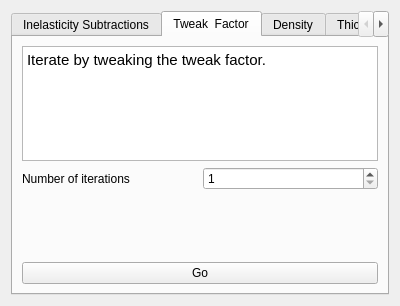
Old version of the form src/gui/widgets/ui_files/iterationDialog.ui in the repository disorderedmaterials/GudPy.
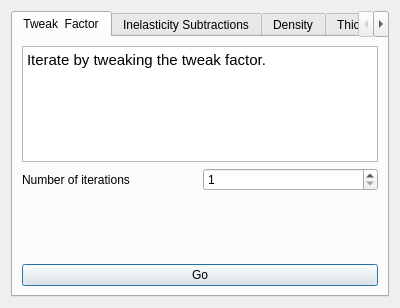
New version of the form. The open tabs and pages were chosen to show the change.

Commit message: fix: issues with font size.

Diff of the .ui file:
```diff
--- a/src/gui/widgets/ui_files/iterationDialog.ui
+++ b/src/gui/widgets/ui_files/iterationDialog.ui
@@ -7,7 +7,7 @@
     <x>0</x>
     <y>0</y>
     <width>400</width>
-    <height>306</height>
+    <height>308</height>
    </rect>
   </property>
   <property name="windowTitle">
@@ -19,6 +19,62 @@
      <property name="currentIndex">
       <number>0</number>
      </property>
+     <widget class="QWidget" name="tweakFactorTab">
+      <attribute name="title">
+       <string>Tweak  Factor</string>
+      </attribute>
+      <layout class="QVBoxLayout" name="verticalLayout_3">
+       <item>
+        <widget class="QTextBrowser" name="textBrowser_2">
+         <property name="html">
+          <string>&lt;!DOCTYPE HTML PUBLIC &quot;-//W3C//DTD HTML 4.0//EN&quot; &quot;http://www.w3.org/TR/REC-html40/strict.dtd&quot;&gt;
+&lt;html&gt;&lt;head&gt;&lt;meta name=&quot;qrichtext&quot; content=&quot;1&quot; /&gt;&lt;style type=&quot;text/css&quot;&gt;
+p, li { white-space: pre-wrap; }
+&lt;/style&gt;&lt;/head&gt;&lt;body style=&quot; font-family:'Ubuntu'; font-size:11pt; font-weight:400; font-style:normal;&quot;&gt;
+&lt;p style=&quot; margin-top:0px; margin-bottom:0px; margin-left:0px; margin-right:0px; -qt-block-indent:0; text-indent:0px;&quot;&gt;Iterate by tweaking the tweak factor.&lt;/p&gt;&lt;/body&gt;&lt;/html&gt;</string>
+         </property>
+        </widget>
+       </item>
+       <item>
+        <layout class="QHBoxLayout" name="horizontalLayout_2">
+         <item>
+          <widget class="QLabel" name="label_3">
+           <property name="text">
+            <string>Number of iterations</string>
+           </property>
+          </widget>
+         </item>
+         <item>
+          <widget class="QSpinBox" name="tweakFactorIterationsSpinBox">
+           <property name="minimum">
+            <number>1</number>
+           </property>
+          </widget>
+         </item>
+        </layout>
+       </item>
+       <item>
+        <spacer name="verticalSpacer_2">
+         <property name="orientation">
+          <enum>Qt::Vertical</enum>
+         </property>
+         <property name="sizeHint" stdset="0">
+          <size>
+           <width>20</width>
+           <height>142</height>
+          </size>
+         </property>
+        </spacer>
+       </item>
+       <item>
+        <widget class="QPushButton" name="iterateTweakFactorButton">
+         <property name="text">
+          <string>Go</string>
+         </property>
+        </widget>
+       </item>
+      </layout>
+     </widget>
      <widget class="QWidget" name="inelasticityTab">
       <attribute name="title">
        <string>Inelasticity Subtractions</string>
@@ -81,62 +137,6 @@
        </item>
       </layout>
      </widget>
-     <widget class="QWidget" name="tweakFactorTab">
-      <attribute name="title">
-       <string>Tweak  Factor</string>
-      </attribute>
-      <layout class="QVBoxLayout" name="verticalLayout_3">
-       <item>
-        <widget class="QTextBrowser" name="textBrowser_2">
-         <property name="html">
-          <string>&lt;!DOCTYPE HTML PUBLIC &quot;-//W3C//DTD HTML 4.0//EN&quot; &quot;http://www.w3.org/TR/REC-html40/strict.dtd&quot;&gt;
-&lt;html&gt;&lt;head&gt;&lt;meta name=&quot;qrichtext&quot; content=&quot;1&quot; /&gt;&lt;style type=&quot;text/css&quot;&gt;
-p, li { white-space: pre-wrap; }
-&lt;/style&gt;&lt;/head&gt;&lt;body style=&quot; font-family:'.AppleSystemUIFont'; font-size:13pt; font-weight:400; font-style:normal;&quot;&gt;
-&lt;p style=&quot; margin-top:0px; margin-bottom:0px; margin-left:0px; margin-right:0px; -qt-block-indent:0; text-indent:0px;&quot;&gt;&lt;span style=&quot; font-family:'Ubuntu'; font-size:11pt;&quot;&gt;Iterate by tweaking the tweak factor.&lt;/span&gt;&lt;/p&gt;&lt;/body&gt;&lt;/html&gt;</string>
-         </property>
-        </widget>
-       </item>
-       <item>
-        <layout class="QHBoxLayout" name="horizontalLayout_2">
-         <item>
-          <widget class="QLabel" name="label_3">
-           <property name="text">
-            <string>Number of iterations</string>
-           </property>
-          </widget>
-         </item>
-         <item>
-          <widget class="QSpinBox" name="tweakFactorIterationsSpinBox">
-           <property name="minimum">
-            <number>1</number>
-           </property>
-          </widget>
-         </item>
-        </layout>
-       </item>
-       <item>
-        <spacer name="verticalSpacer_2">
-         <property name="orientation">
-          <enum>Qt::Vertical</enum>
-         </property>
-         <property name="sizeHint" stdset="0">
-          <size>
-           <width>20</width>
-           <height>142</height>
-          </size>
-         </property>
-        </spacer>
-       </item>
-       <item>
-        <widget class="QPushButton" name="iterateTweakFactorButton">
-         <property name="text">
-          <string>Go</string>
-         </property>
-        </widget>
-       </item>
-      </layout>
-     </widget>
      <widget class="QWidget" name="densityTab">
       <attribute name="title">
        <string>Density</string>
```
Left out of the diff: 24 changed lines with no effect on the pictures.
